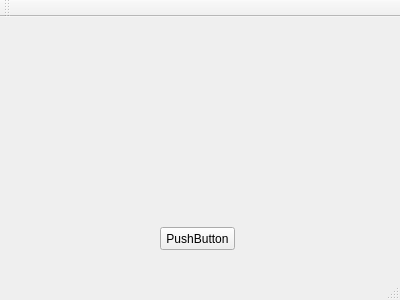
First picture: the form in qt_with_cmake/mainwindow.ui, repository bysreg/scratchpad, before the edit.
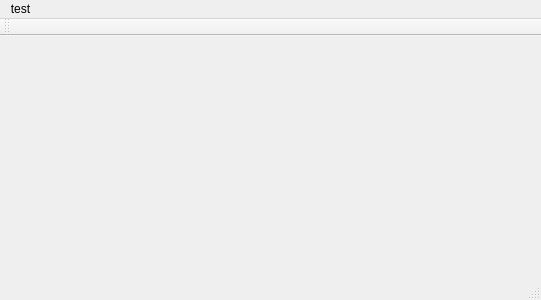
Second picture: the form after the edit.

Commit message: experiment with mainwindow ui

```diff
--- a/qt_with_cmake/mainwindow.ui
+++ b/qt_with_cmake/mainwindow.ui
@@ -6,37 +6,29 @@
    <rect>
     <x>0</x>
     <y>0</y>
-    <width>400</width>
+    <width>541</width>
     <height>300</height>
    </rect>
   </property>
   <property name="windowTitle">
    <string>MainWindow</string>
   </property>
-  <widget class="QWidget" name="centralWidget">
-   <widget class="QPushButton" name="pushButton">
-    <property name="geometry">
-     <rect>
-      <x>160</x>
-      <y>210</y>
-      <width>75</width>
-      <height>23</height>
-     </rect>
-    </property>
-    <property name="text">
-     <string>PushButton</string>
-    </property>
-   </widget>
-  </widget>
+  <widget class="QWidget" name="centralWidget"/>
   <widget class="QMenuBar" name="menuBar">
    <property name="geometry">
     <rect>
      <x>0</x>
      <y>0</y>
-     <width>400</width>
+     <width>541</width>
      <height>21</height>
     </rect>
    </property>
+   <widget class="QMenu" name="menutest">
+    <property name="title">
+     <string>test</string>
+    </property>
+   </widget>
+   <addaction name="menutest"/>
   </widget>
   <widget class="QToolBar" name="mainToolBar">
    <attribute name="toolBarArea">
@@ -46,7 +38,11 @@
     <bool>false</bool>
    </attribute>
   </widget>
-  <widget class="QStatusBar" name="statusBar"/>
+  <widget class="QStatusBar" name="statusBar">
+   <property name="statusTip">
+    <string/>
+   </property>
+  </widget>
  </widget>
  <layoutdefault spacing="6" margin="11"/>
  <resources/>
```
The commit also changes 1 other file.
